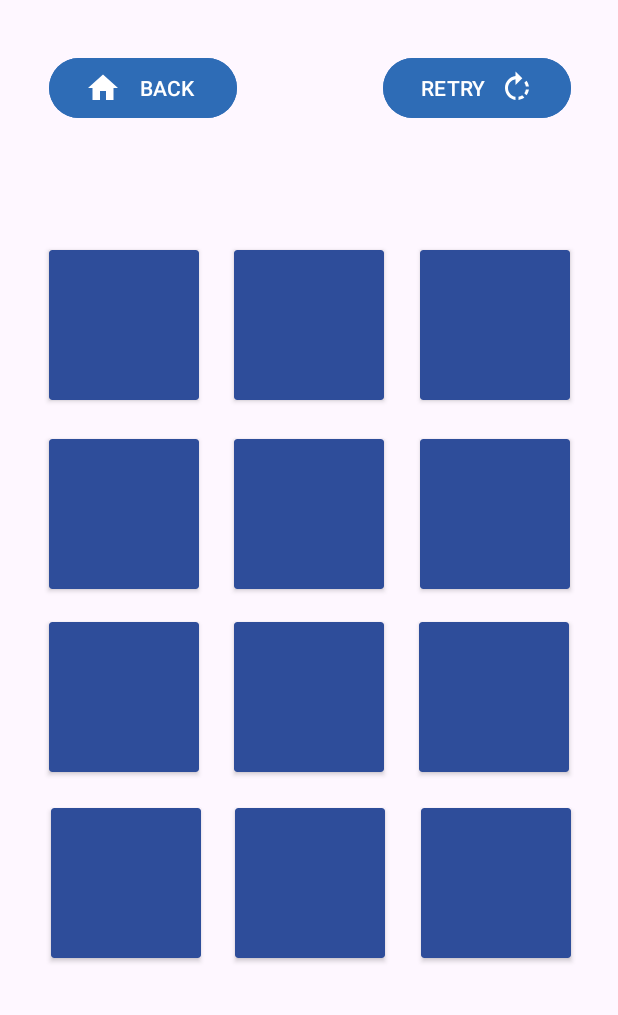
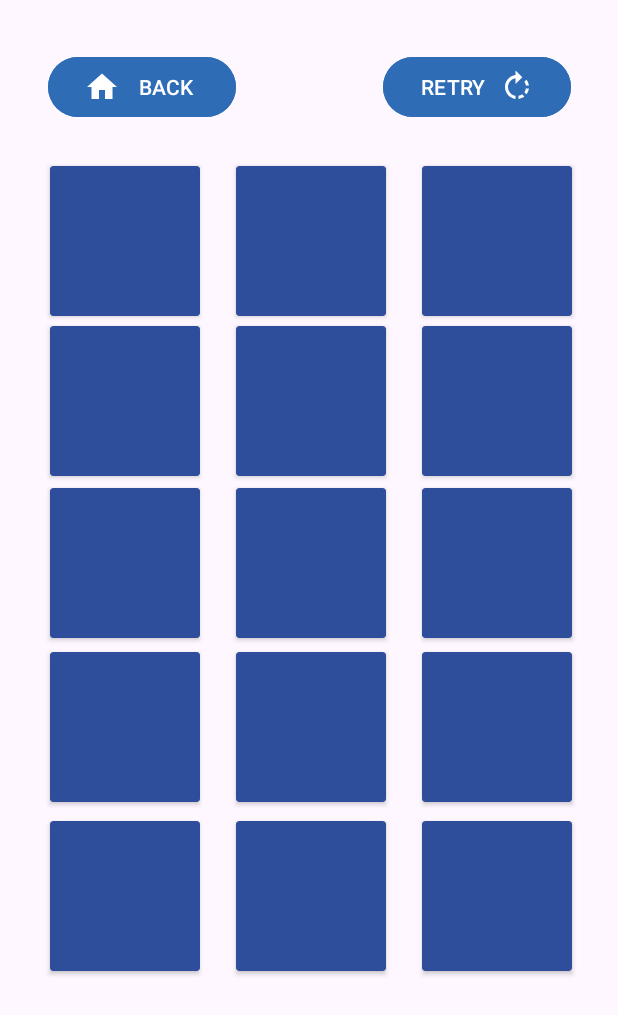
Before and after one commit to PyroJayxX/MobileGame-AppDev-Project, an Android app: the screen it shows after launch (MainActivity), on a phone screen of 412 x 824 dp. Shown: the top 1015 px of the screen. Run offline under Robolectric (Android 15) with nearby library versions, the phone set to English and light mode, and no system bars.

Commit message:
- Added additional cards - Fixed card constraints not positioning properly on phone view

```diff
--- a/app/src/main/res/layout/activity_main.xml
+++ b/app/src/main/res/layout/activity_main.xml
@@ -105,12 +105,12 @@
                 android:drawableLeft="@drawable/home_icon"
                 android:text="BACK"
                 android:textColor="#FFFFFF"
-                app:layout_constraintBottom_toBottomOf="parent"
+                app:layout_constraintBottom_toTopOf="@+id/cardView1"
                 app:layout_constraintEnd_toEndOf="parent"
-                app:layout_constraintHorizontal_bias="0.113"
+                app:layout_constraintHorizontal_bias="0.111"
                 app:layout_constraintStart_toStartOf="parent"
                 app:layout_constraintTop_toTopOf="parent"
-                app:layout_constraintVertical_bias="0.045" />
+                app:layout_constraintVertical_bias="0.542" />
 
             <Button
                 android:id="@+id/btnRetry"
@@ -120,40 +120,36 @@
                 android:drawableRight="@drawable/retry_icon"
                 android:text="RETRY"
                 android:textColor="@color/white"
-                app:layout_constraintBottom_toBottomOf="parent"
+                app:layout_constraintBottom_toTopOf="@+id/cardView3"
                 app:layout_constraintEnd_toEndOf="parent"
                 app:layout_constraintHorizontal_bias="0.891"
                 app:layout_constraintStart_toStartOf="parent"
                 app:layout_constraintTop_toTopOf="parent"
-                app:layout_constraintVertical_bias="0.045" />
+                app:layout_constraintVertical_bias="0.542" />
 
             <androidx.cardview.widget.CardView
                 android:id="@+id/cardView1"
                 android:layout_width="100dp"
                 android:layout_height="100dp"
-                android:layout_marginStart="279dp"
-                android:layout_marginTop="120dp"
-                android:layout_marginEnd="32dp"
-                android:layout_marginBottom="511dp"
                 android:backgroundTint="#2E4D9A"
                 app:layout_constraintBottom_toBottomOf="parent"
                 app:layout_constraintEnd_toEndOf="parent"
+                app:layout_constraintHorizontal_bias="0.106"
                 app:layout_constraintStart_toStartOf="parent"
-                app:layout_constraintTop_toTopOf="parent" />
+                app:layout_constraintTop_toTopOf="parent"
+                app:layout_constraintVertical_bias="0.153" />
 
             <androidx.cardview.widget.CardView
                 android:id="@+id/cardView2"
                 android:layout_width="100dp"
                 android:layout_height="100dp"
-                android:layout_marginStart="155dp"
-                android:layout_marginTop="120dp"
-                android:layout_marginEnd="156dp"
-                android:layout_marginBottom="511dp"
                 android:backgroundTint="#2E4D9A"
                 app:layout_constraintBottom_toBottomOf="parent"
                 app:layout_constraintEnd_toEndOf="parent"
+                app:layout_constraintHorizontal_bias="0.504"
                 app:layout_constraintStart_toStartOf="parent"
-                app:layout_constraintTop_toTopOf="parent">
+                app:layout_constraintTop_toTopOf="parent"
+                app:layout_constraintVertical_bias="0.153">
 
             </androidx.cardview.widget.CardView>
 
@@ -161,15 +157,13 @@
                 android:id="@+id/cardView3"
                 android:layout_width="100dp"
                 android:layout_height="100dp"
-                android:layout_marginStart="32dp"
-                android:layout_marginTop="120dp"
-                android:layout_marginEnd="279dp"
-                android:layout_marginBottom="511dp"
                 android:backgroundTint="#2E4D9A"
                 app:layout_constraintBottom_toBottomOf="parent"
                 app:layout_constraintEnd_toEndOf="parent"
+                app:layout_constraintHorizontal_bias="0.902"
                 app:layout_constraintStart_toStartOf="parent"
-                app:layout_constraintTop_toTopOf="parent">
+                app:layout_constraintTop_toTopOf="parent"
+                app:layout_constraintVertical_bias="0.153">
 
             </androidx.cardview.widget.CardView>
 
@@ -177,29 +171,25 @@
                 android:id="@+id/cardView4"
                 android:layout_width="100dp"
                 android:layout_height="100dp"
-                android:layout_marginStart="32dp"
-                android:layout_marginTop="246dp"
-                android:layout_marginEnd="279dp"
-                android:layout_marginBottom="385dp"
                 android:backgroundTint="#2E4D9A"
                 app:layout_constraintBottom_toBottomOf="parent"
                 app:layout_constraintEnd_toEndOf="parent"
+                app:layout_constraintHorizontal_bias="0.106"
                 app:layout_constraintStart_toStartOf="parent"
-                app:layout_constraintTop_toTopOf="parent" />
+                app:layout_constraintTop_toTopOf="parent"
+                app:layout_constraintVertical_bias="0.3" />
 
             <androidx.cardview.widget.CardView
                 android:id="@+id/cardView5"
                 android:layout_width="100dp"
                 android:layout_height="100dp"
-                android:layout_marginStart="155dp"
-                android:layout_marginTop="246dp"
-                android:layout_marginEnd="156dp"
-                android:layout_marginBottom="385dp"
                 android:backgroundTint="#2E4D9A"
                 app:layout_constraintBottom_toBottomOf="parent"
                 app:layout_constraintEnd_toEndOf="parent"
+                app:layout_constraintHorizontal_bias="0.504"
                 app:layout_constraintStart_toStartOf="parent"
-                app:layout_constraintTop_toTopOf="parent">
+                app:layout_constraintTop_toTopOf="parent"
+                app:layout_constraintVertical_bias="0.3">
 
             </androidx.cardview.widget.CardView>
 
@@ -207,15 +197,13 @@
                 android:id="@+id/cardView6"
                 android:layout_width="100dp"
                 android:layout_height="100dp"
-                android:layout_marginStart="279dp"
-                android:layout_marginTop="246dp"
-                android:layout_marginEnd="32dp"
-                android:layout_marginBottom="385dp"
                 android:backgroundTint="#2E4D9A"
                 app:layout_constraintBottom_toBottomOf="parent"
                 app:layout_constraintEnd_toEndOf="parent"
+                app:layout_constraintHorizontal_bias="0.902"
                 app:layout_constraintStart_toStartOf="parent"
-                app:layout_constraintTop_toTopOf="parent">
+                app:layout_constraintTop_toTopOf="parent"
+                app:layout_constraintVertical_bias="0.3">
 
             </androidx.cardview.widget.CardView>
 
@@ -223,29 +211,27 @@
                 android:id="@+id/cardView7"
                 android:layout_width="100dp"
                 android:layout_height="100dp"
-                android:layout_marginStart="32dp"
-                android:layout_marginTop="368dp"
-                android:layout_marginEnd="279dp"
-                android:layout_marginBottom="263dp"
                 android:backgroundTint="#2E4D9A"
                 app:layout_constraintBottom_toBottomOf="parent"
                 app:layout_constraintEnd_toEndOf="parent"
+                app:layout_constraintHorizontal_bias="0.106"
                 app:layout_constraintStart_toStartOf="parent"
-                app:layout_constraintTop_toTopOf="parent" />
+                app:layout_constraintTop_toTopOf="parent"
+                app:layout_constraintVertical_bias="0.449">
+
+            </androidx.cardview.widget.CardView>
 
             <androidx.cardview.widget.CardView
                 android:id="@+id/cardView8"
                 android:layout_width="100dp"
                 android:layout_height="100dp"
-                android:layout_marginStart="155dp"
-                android:layout_marginTop="368dp"
-                android:layout_marginEnd="156dp"
-                android:layout_marginBottom="263dp"
                 android:backgroundTint="#2E4D9A"
                 app:layout_constraintBottom_toBottomOf="parent"
                 app:layout_constraintEnd_toEndOf="parent"
+                app:layout_constraintHorizontal_bias="0.504"
                 app:layout_constraintStart_toStartOf="parent"
-                app:layout_constraintTop_toTopOf="parent">
+                app:layout_constraintTop_toTopOf="parent"
+                app:layout_constraintVertical_bias="0.449">
 
             </androidx.cardview.widget.CardView>
 
@@ -253,13 +239,13 @@
                 android:id="@+id/cardView9"
                 android:layout_width="100dp"
                 android:layout_height="100dp"
-                android:layout_marginStart="279dp"
-                android:layout_marginTop="368dp"
-                android:layout_marginBottom="263dp"
                 android:backgroundTint="#2E4D9A"
                 app:layout_constraintBottom_toBottomOf="parent"
+                app:layout_constraintEnd_toEndOf="parent"
+                app:layout_constraintHorizontal_bias="0.902"
                 app:layout_constraintStart_toStartOf="parent"
-                app:layout_constraintTop_toTopOf="parent">
+                app:layout_constraintTop_toTopOf="parent"
+                app:layout_constraintVertical_bias="0.449">
 
             </androidx.cardview.widget.CardView>
 
@@ -267,29 +253,25 @@
                 android:id="@+id/cardView10"
                 android:layout_width="100dp"
                 android:layout_height="100dp"
-                android:layout_marginStart="33dp"
-                android:layout_marginTop="492dp"
-                android:layout_marginEnd="278dp"
-                android:layout_marginBottom="139dp"
                 android:backgroundTint="#2E4D9A"
                 app:layout_constraintBottom_toBottomOf="parent"
                 app:layout_constraintEnd_toEndOf="parent"
+                app:layout_constraintHorizontal_bias="0.106"
                 app:layout_constraintStart_toStartOf="parent"
-                app:layout_constraintTop_toTopOf="parent" />
+                app:layout_constraintTop_toTopOf="parent"
+                app:layout_constraintVertical_bias="0.6" />
 
             <androidx.cardview.widget.CardView
                 android:id="@+id/cardView11"
                 android:layout_width="100dp"
                 android:layout_height="100dp"
-                android:layout_marginStart="156dp"
-                android:layout_marginTop="492dp"
-                android:layout_marginEnd="155dp"
-                android:layout_marginBottom="139dp"
                 android:backgroundTint="#2E4D9A"
                 app:layout_constraintBottom_toBottomOf="parent"
                 app:layout_constraintEnd_toEndOf="parent"
+                app:layout_constraintHorizontal_bias="0.504"
                 app:layout_constraintStart_toStartOf="parent"
-                app:layout_constraintTop_toTopOf="parent">
+                app:layout_constraintTop_toTopOf="parent"
+                app:layout_constraintVertical_bias="0.6">
 
             </androidx.cardview.widget.CardView>
 
@@ -297,15 +279,53 @@
                 android:id="@+id/cardView12"
                 android:layout_width="100dp"
                 android:layout_height="100dp"
-                android:layout_marginStart="280dp"
-                android:layout_marginTop="492dp"
-                android:layout_marginEnd="31dp"
-                android:layout_marginBottom="139dp"
                 android:backgroundTint="#2E4D9A"
                 app:layout_constraintBottom_toBottomOf="parent"
                 app:layout_constraintEnd_toEndOf="parent"
+                app:layout_constraintHorizontal_bias="0.902"
                 app:layout_constraintStart_toStartOf="parent"
-                app:layout_constraintTop_toTopOf="parent">
+                app:layout_constraintTop_toTopOf="parent"
+                app:layout_constraintVertical_bias="0.6">
+
+            </androidx.cardview.widget.CardView>
+
+            <androidx.cardview.widget.CardView
+                android:id="@+id/cardView13"
+                android:layout_width="100dp"
+                android:layout_height="100dp"
+                android:backgroundTint="#2E4D9A"
+                app:layout_constraintBottom_toBottomOf="parent"
+                app:layout_constraintEnd_toEndOf="parent"
+                app:layout_constraintHorizontal_bias="0.106"
+                app:layout_constraintStart_toStartOf="parent"
+                app:layout_constraintTop_toTopOf="parent"
+                app:layout_constraintVertical_bias="0.756" />
+
+            <androidx.cardview.widget.CardView
+                android:id="@+id/cardView14"
+                android:layout_width="100dp"
+                android:layout_height="100dp"
+                android:backgroundTint="#2E4D9A"
+                app:layout_constraintBottom_toBottomOf="parent"
+                app:layout_constraintEnd_toEndOf="parent"
+                app:layout_constraintHorizontal_bias="0.504"
+                app:layout_constraintStart_toStartOf="parent"
+                app:layout_constraintTop_toTopOf="parent"
+                app:layout_constraintVertical_bias="0.756">
+
+            </androidx.cardview.widget.CardView>
+
+            <androidx.cardview.widget.CardView
+                android:id="@+id/cardView15"
+                android:layout_width="100dp"
+                android:layout_height="100dp"
+                android:backgroundTint="#2E4D9A"
+                app:layout_constraintBottom_toBottomOf="parent"
+                app:layout_constraintEnd_toEndOf="parent"
+                app:layout_constraintHorizontal_bias="0.902"
+                app:layout_constraintStart_toStartOf="parent"
+                app:layout_constraintTop_toTopOf="parent"
+                app:layout_constraintVertical_bias="0.756">
 
             </androidx.cardview.widget.CardView>
 
```
